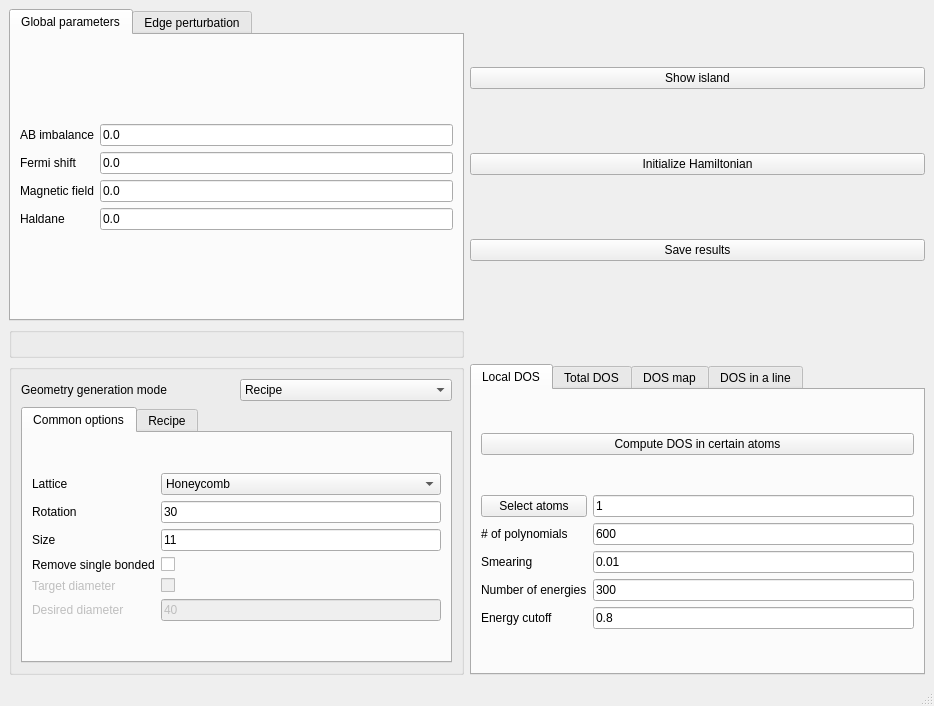
Old version of the form development/interface-pyqt/huge_0d/interface.ui in the repository joselado/quantum-honeycomp.
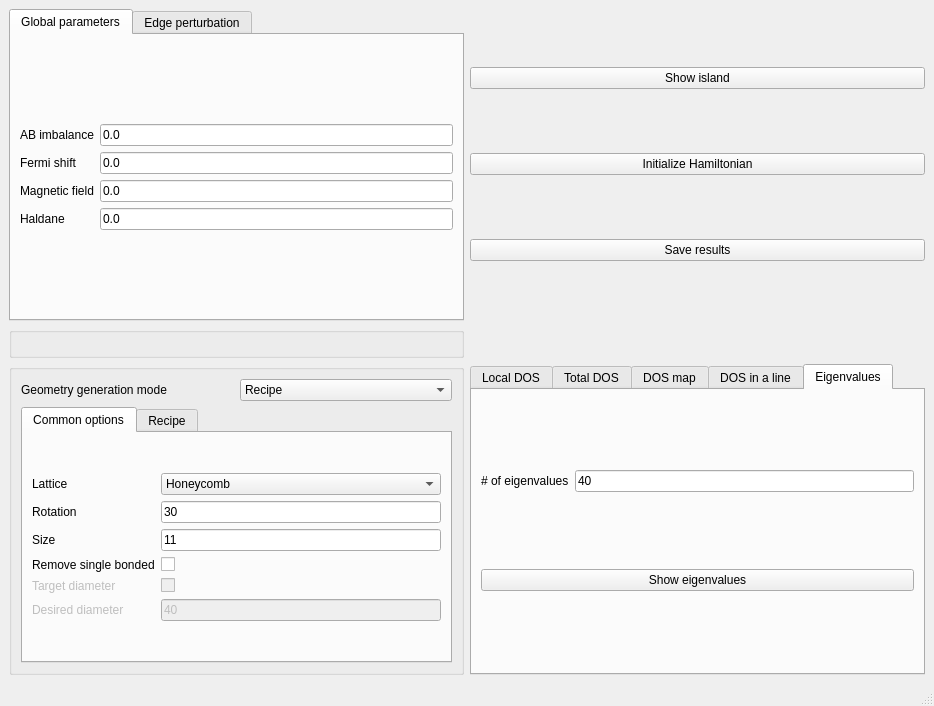
New version of the form. The open tabs and pages were chosen to show the change.

```diff
--- a/development/interface-pyqt/huge_0d/interface.ui
+++ b/development/interface-pyqt/huge_0d/interface.ui
@@ -452,7 +452,7 @@
           <item row="1" column="1">
            <widget class="QLineEdit" name="LDOS_polynomials">
             <property name="text">
-             <string>600</string>
+             <string>1000</string>
             </property>
            </widget>
           </item>
@@ -466,7 +466,7 @@
           <item row="3" column="1">
            <widget class="QLineEdit" name="num_ene_ldos">
             <property name="text">
-             <string>300</string>
+             <string>2000</string>
             </property>
            </widget>
           </item>
@@ -893,6 +893,41 @@
         </item>
        </layout>
       </widget>
+      <widget class="QWidget" name="tab_12">
+       <attribute name="title">
+        <string>Eigenvalues</string>
+       </attribute>
+       <layout class="QGridLayout" name="gridLayout_26">
+        <item row="0" column="0">
+         <layout class="QGridLayout" name="gridLayout_25">
+          <item row="0" column="0">
+           <widget class="QLabel" name="label_37">
+            <property name="text">
+             <string># of eigenvalues</string>
+            </property>
+           </widget>
+          </item>
+          <item row="0" column="1">
+           <widget class="QLineEdit" name="num_eigenvalues">
+            <property name="toolTip">
+             <string>Minimum number of eigenvalues to compute (for small systems all of them will be computed)</string>
+            </property>
+            <property name="text">
+             <string>40</string>
+            </property>
+           </widget>
+          </item>
+         </layout>
+        </item>
+        <item row="1" column="0">
+         <widget class="QPushButton" name="show_eigenvalues">
+          <property name="text">
+           <string>Show eigenvalues</string>
+          </property>
+         </widget>
+        </item>
+       </layout>
+      </widget>
      </widget>
     </item>
    </layout>
```
Left out of the diff: 16 changed lines with no effect on the pictures.
